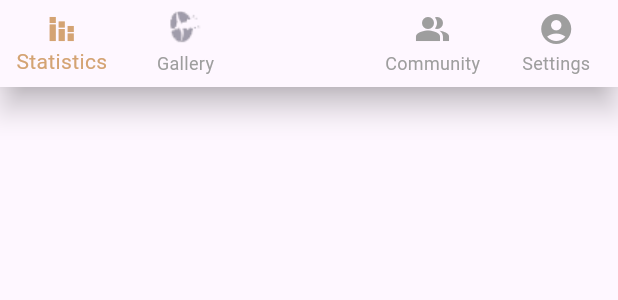
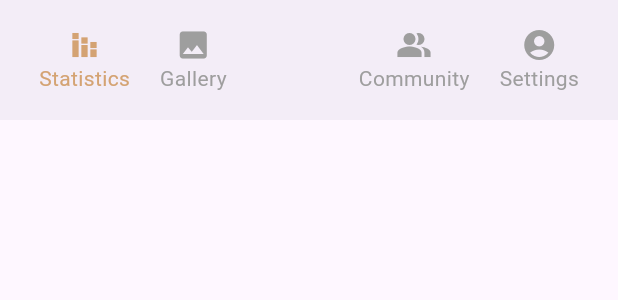
Before and after one commit to Men-Who-Are-Crazy-About-Coffee/Copick, a Flutter app: the BottomNavbar widget shown alone on an empty page, opened directly with empty values, on a phone screen of 412 x 824 dp. Shown: the top 300 px of the screen. Run offline on Flutter 3.47's test engine with Material 3 defaults, Android fonts, the phone set to English and light mode, and no system bars; our stand-ins replace camera, dio, fl_chart, flutter_dotenv, flutter_secure_storage, image_picker; missing offline and left inert: flutter_config; accounts and stored records are empty; network calls fail; Roboto replaces fonts that are missing (SDchild).

Commit message:
fix : 기능 수정

```diff
--- a/fe/lib/src/widgets/bottomnavbar.dart
+++ b/fe/lib/src/widgets/bottomnavbar.dart
@@ -1,7 +1,6 @@
-import 'package:fe/constants.dart';
 import 'package:flutter/material.dart';
+import 'package:fe/constants.dart'; // ThemeColors 정의 포함
 
-// BottomNavbar.dart 파일 내용 수정
 class BottomNavbar extends StatelessWidget {
   final int currentIndex; // 현재 선택된 인덱스
   final Function(int) onItemTapped; // 탭 변경 시 호출될 콜백
@@ -15,46 +14,70 @@ class BottomNavbar extends StatelessWidget {
   @override
   Widget build(BuildContext context) {
     ThemeColors themeColors = ThemeColors();
-    return Material(
-      child: BottomNavigationBar(
-        currentIndex: currentIndex,
-        onTap: onItemTapped, // 외부에서 제공된 콜백을 사용
-        items: [
-          const BottomNavigationBarItem(
-            icon: Icon(Icons.stacked_bar_chart_sharp),
+
+    return BottomAppBar(
+      shape: const CircularNotchedRectangle(),
+      notchMargin: 6.0,
+      child: Row(
+        mainAxisAlignment: MainAxisAlignment.spaceAround,
+        children: <Widget>[
+          // IconButton을 Column과 Text로 묶어 아이콘 아래에 레이블 추가
+          _buildTabItem(
+            icon: Icons.stacked_bar_chart_sharp,
             label: 'Statistics',
+            index: 0,
+            themeColors: themeColors,
+            isSelected: currentIndex == 0,
+            onTap: onItemTapped,
           ),
-          BottomNavigationBarItem(
-            icon: currentIndex == 1
-                ? Image.asset(
-                    'assets/images/coffeeBean2.png',
-                    width: 24,
-                    height: 24,
-                  )
-                : Image.asset(
-                    'assets/images/coffeeBean1.png',
-                    width: 24,
-                    height: 24,
-                  ),
+          _buildTabItem(
+            icon: Icons.photo,
             label: 'Gallery',
+            index: 1,
+            themeColors: themeColors,
+            isSelected: currentIndex == 1,
+            onTap: onItemTapped,
           ),
-          const BottomNavigationBarItem(
-            icon: SizedBox(width: 50),
-            label: '', // 레이블 없음
+          const SizedBox(width: 48), // FloatingActionButton을 위한 공간
+          _buildTabItem(
+            icon: Icons.people_alt,
+            label: 'Community',
+            index: 3,
+            themeColors: themeColors,
+            isSelected: currentIndex == 2,
+            onTap: onItemTapped,
           ),
-          const BottomNavigationBarItem(
-            icon: Icon(Icons.people_alt),
-            label: 'Community',
-          ),
-          const BottomNavigationBarItem(
-            icon: Icon(Icons.account_circle_rounded),
+          _buildTabItem(
+            icon: Icons.account_circle_rounded,
             label: 'Settings',
+            index: 4,
+            themeColors: themeColors,
+            isSelected: currentIndex == 3,
+            onTap: onItemTapped,
           ),
         ],
-        selectedItemColor: themeColors.color5,
-        unselectedItemColor: Colors.grey,
-        showUnselectedLabels: true,
-        type: BottomNavigationBarType.fixed,
+      ),
+    );
+  }
+
+  Widget _buildTabItem({
+    required IconData icon,
+    required String label,
+    required int index,
+    required ThemeColors themeColors,
+    required bool isSelected,
+    required Function(int) onTap,
+  }) {
+    return InkWell(
+      onTap: () => onTap(index),
+      child: Column(
+        mainAxisSize: MainAxisSize.min,
+        children: <Widget>[
+          Icon(icon, color: isSelected ? themeColors.color5 : Colors.grey),
+          Text(label,
+              style: TextStyle(
+                  color: isSelected ? themeColors.color5 : Colors.grey)),
+        ],
       ),
     );
   }
```
Also changed, not shown: fe/lib/src/screens/gallery_page.dart (+18 -8 lines), fe/lib/src/screens/pages.dart (+22 -16 lines), 1 other file.
